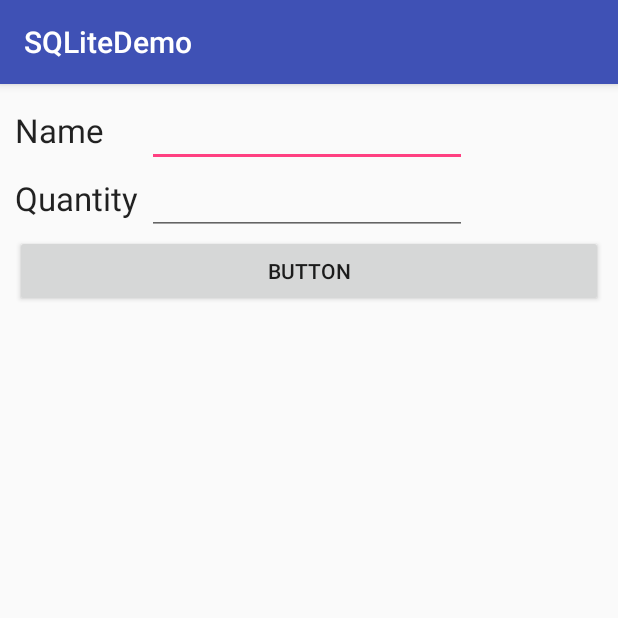
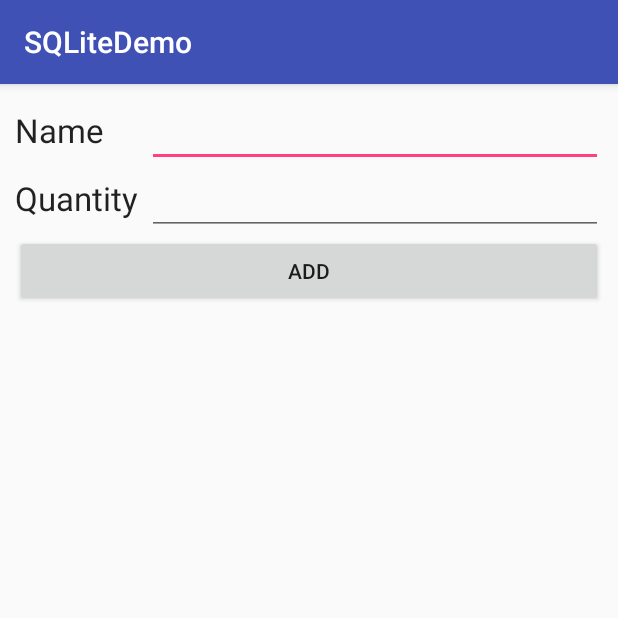
Before and after one commit to macintorch/android-learn-sqlite, an Android app: the screen it shows after launch (MainActivity), on a phone screen of 412 x 824 dp, the top half of it. Run offline under Robolectric (Android 15) with nearby library versions, the phone set to English and light mode, and no system bars.

```diff
--- a/app/src/main/java/ainor/com/my/sqlitedemo/MainActivity.java
+++ b/app/src/main/java/ainor/com/my/sqlitedemo/MainActivity.java
@@ -2,12 +2,56 @@ package ainor.com.my.sqlitedemo;
 
 import android.support.v7.app.AppCompatActivity;
 import android.os.Bundle;
+import android.view.View;
+import android.widget.Button;
+import android.widget.EditText;
+import android.widget.Toast;
+
+/*
+    Access sqlite via terminal
+
+    adb -e shell
+    # cd /data/data/<package name>/databases
+    # ls
+    # sqlite3 ./product.db
+    >.tables
+    >select * from product
+
+ */
 
 public class MainActivity extends AppCompatActivity {
+
+    ProductHandler productHandler;
+
+    EditText nameEditText;
+    EditText quantityEditText;
+
+    Button mAddButton;
 
     @Override
     protected void onCreate(Bundle savedInstanceState) {
         super.onCreate(savedInstanceState);
         setContentView(R.layout.activity_main);
+
+        mAddButton = (Button) findViewById(R.id.addButton);
+        nameEditText = (EditText) findViewById(R.id.nameEditText);
+        quantityEditText = (EditText) findViewById(R.id.quantityEditText);
+
+    }
+
+
+    public void onBtnAddClick(View view) {
+
+        //create database connection
+        productHandler = new ProductHandler(this);
+
+        String name = nameEditText.getText().toString();
+        int quantity = Integer.parseInt(quantityEditText.getText().toString());
+        productHandler.addProduct(name, quantity);
+
+        Toast.makeText(this,"Added Successfully", Toast.LENGTH_SHORT).show();
+
+        nameEditText.setText("");
+        quantityEditText.setText("");
     }
 }
--- a/app/src/main/res/layout/activity_main.xml
+++ b/app/src/main/res/layout/activity_main.xml
@@ -13,7 +13,8 @@
     <TableLayout
         android:layout_width="match_parent"
         android:layout_height="match_parent"
-        android:padding="10dp">
+        android:padding="10dp"
+        android:stretchColumns="1">
 
         <TableRow>
 
@@ -49,12 +50,14 @@
         </TableRow>
 
         <TableRow>
+
             <Button
-                android:id="@+id/button"
+                android:id="@+id/addButton"
                 android:layout_width="wrap_content"
                 android:layout_height="wrap_content"
                 android:layout_weight="1"
-                android:text="Button"/>
+                android:onClick="onBtnAddClick"
+                android:text="Add"/>
         </TableRow>
 
     </TableLayout>
```
Also changed, not shown: app/src/main/java/ainor/com/my/sqlitedemo/ProductHandler.java (added, +45 -0 lines).
